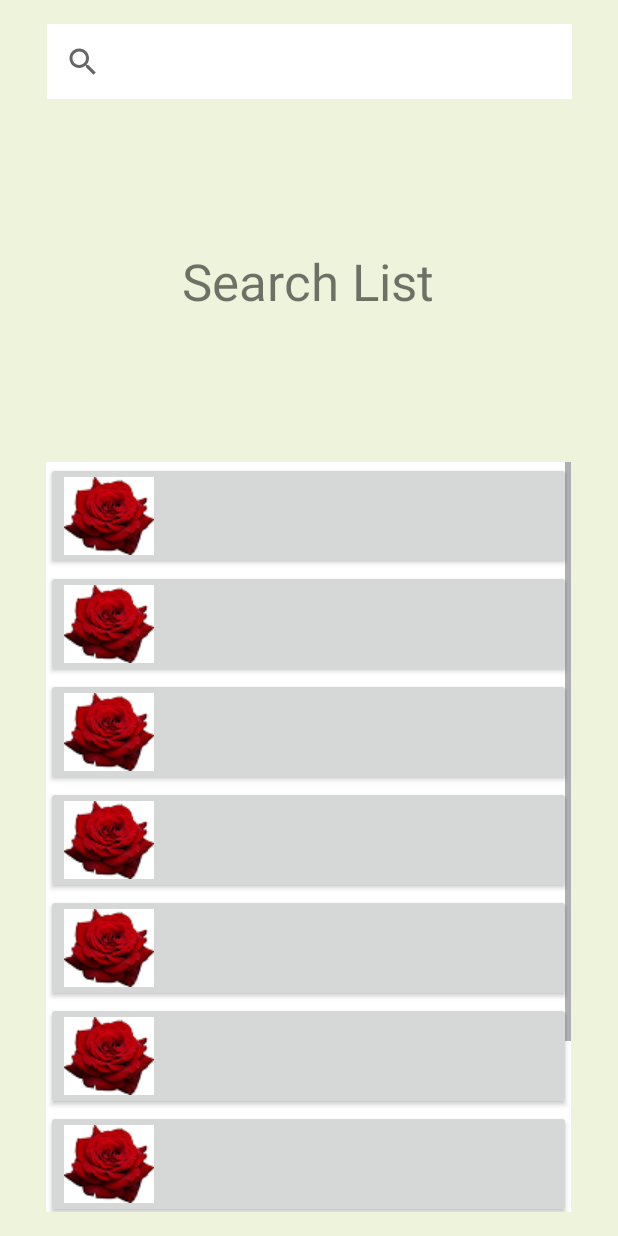
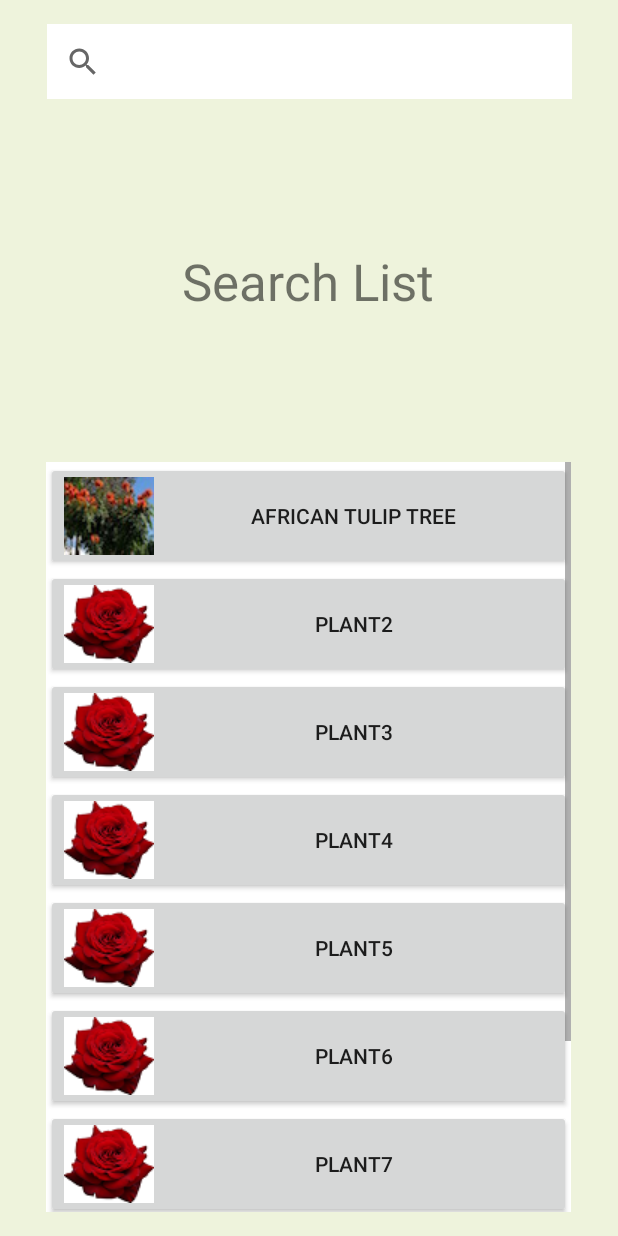
Before and after one commit to rickymedrano/PlantsofCI, an Android app: the PlantSearch screen opened directly, with no data from a screen before it, on a phone screen of 412 x 824 dp. Run offline under Robolectric (Android 15) with nearby library versions, the phone set to English and light mode, and no system bars.

Commit message:
Cleaning
Cleaned up some names and added the tree icon

```diff
--- a/src/main/res/layout/about_page.xml
+++ b/src/main/res/layout/about_page.xml
@@ -40,12 +40,11 @@
         android:layout_height="233dp"
         android:layout_marginBottom="8dp"
         android:layout_marginTop="8dp"
-        android:text="TextView"
+        android:text="@string/plants_of_ci_was_conceived_in_the_forges_of_comp_350_its_creators_are_steven_romp_ricky_medrano_tyler_allen_and_travis_wight"
         android:textAlignment="textStart"
         app:layout_constraintBottom_toBottomOf="parent"
         app:layout_constraintEnd_toEndOf="parent"
         app:layout_constraintHorizontal_bias="0.5"
         app:layout_constraintStart_toStartOf="parent"
-        app:layout_constraintTop_toBottomOf="@+id/imageView3"
-        tools:text="@string/about_description"/>
+        app:layout_constraintTop_toBottomOf="@+id/imageView3"/>
 </android.support.constraint.ConstraintLayout>
--- a/src/main/res/layout/plant_list.xml
+++ b/src/main/res/layout/plant_list.xml
@@ -62,10 +62,9 @@
                 android:id="@+id/button1"
                 android:layout_width="match_parent"
                 android:layout_height="wrap_content"
-                android:drawableLeft="@drawable/rose"
+                android:drawableLeft="@drawable/african_tulip_tree_icon"
                 android:onClick="plantSpecificationButton"
-                android:text="@string/plant1"
-                tools:text="plant1"/>
+                android:text="@string/african_tulip_tree" />
 
 
             <Button
@@ -73,64 +72,56 @@
                 android:layout_width="match_parent"
                 android:layout_height="wrap_content"
                 android:drawableLeft="@drawable/rose"
-                android:text="@string/plant2"
-                tools:text="plant2"/>
+                android:text="@string/plant2"/>
 
             <Button
                 android:id="@+id/button3"
                 android:layout_width="match_parent"
                 android:layout_height="wrap_content"
                 android:drawableLeft="@drawable/rose"
-                android:text="@string/plant3"
-                tools:text="plant3"/>
+                android:text="@string/plant3"/>
 
             <Button
                 android:id="@+id/button4"
                 android:layout_width="match_parent"
                 android:layout_height="wrap_content"
                 android:drawableLeft="@drawable/rose"
-                android:text="@string/plant4"
-                tools:text="plant4"/>
+                android:text="@string/plant4"/>
 
             <Button
                 android:id="@+id/button5"
                 android:layout_width="match_parent"
                 android:layout_height="wrap_content"
                 android:drawableLeft="@drawable/rose"
-                android:text="@string/plant5"
-                tools:text="plant5"/>
+                android:text="@string/plant5"/>
 
             <Button
                 android:id="@+id/button6"
                 android:layout_width="match_parent"
                 android:layout_height="wrap_content"
                 android:drawableLeft="@drawable/rose"
-                android:text="@string/plant6"
-                tools:text="plant6"/>
+                android:text="@string/plant6"/>
 
             <Button
                 android:id="@+id/button7"
                 android:layout_width="match_parent"
                 android:layout_height="wrap_content"
                 android:drawableLeft="@drawable/rose"
-                android:text="@string/plant7"
-                tools:text="plant7"/>
+                android:text="@string/plant7"/>
 
             <Button
                 android:id="@+id/button8"
                 android:layout_width="match_parent"
                 android:layout_height="wrap_content"
                 android:drawableLeft="@drawable/rose"
-                android:text="@string/plant8"
-                tools:text="plant8"/>
+                android:text="@string/plant8"/>
 
             <Button
                 android:id="@+id/button9"
                 android:layout_width="match_parent"
                 android:layout_height="wrap_content"
                 android:drawableLeft="@drawable/rose"
-                android:text="@string/plant9"
-                tools:text="plant9"/>
+                android:text="@string/plant9"/>
         </LinearLayout>
     </ScrollView>
 
--- a/src/main/res/values/strings.xml
+++ b/src/main/res/values/strings.xml
@@ -6,16 +6,20 @@
     <string name="about">About Page</string>
     <string name="dolphin">dolphin icon</string>
     <string name="search_list">Search List</string>
-    <string name="plant1"/>
-    <string name="plant2"/>
-    <string name="plant3"/>
-    <string name="plant4"/>
-    <string name="plant5"/>
-    <string name="plant6"/>
-    <string name="plant7"/>
-    <string name="plant8"/>
-    <string name="plant9"/>
     <string name="central_map"/>
-    <string name="about_description">Plants of CI was conceived in the forges of COMP 350. Its creators are Steven Romp, Ricky Medrano, Tyler Allen, and Travis Wight.</string>
+    <string name="african_tulip_tree">African Tulip Tree</string>
+    <string name="plant2">plant2</string>
+    <string name="plant3">plant3</string>
+    <string name="plant4">plant4</string>
+    <string name="plant5">plant5</string>
+    <string name="plant6">plant6</string>
+    <string name="plant7">plant7</string>
+    <string name="plant8">plant8</string>
+    <string name="plant9">plant9</string>
+    <string
+        name="plants_of_ci_was_conceived_in_the_forges_of_comp_350_its_creators_are_steven_romp_ricky_medrano_tyler_allen_and_travis_wight">
+        Plants of CI was conceived in the forges of COMP 350. Its creators are Steven Romp, Ricky
+        Medrano, Tyler Allen, and Travis Wight.
+    </string>
 
 </resources>
```
Also changed, not shown: src/main/res/layout/plant_specification.xml (+0 -13 lines), src/main/res/drawable/african_tulip_tree_icon.jpg (added), src/main/res/drawable/africantuliptree.jpg (deleted), 2 other files.
